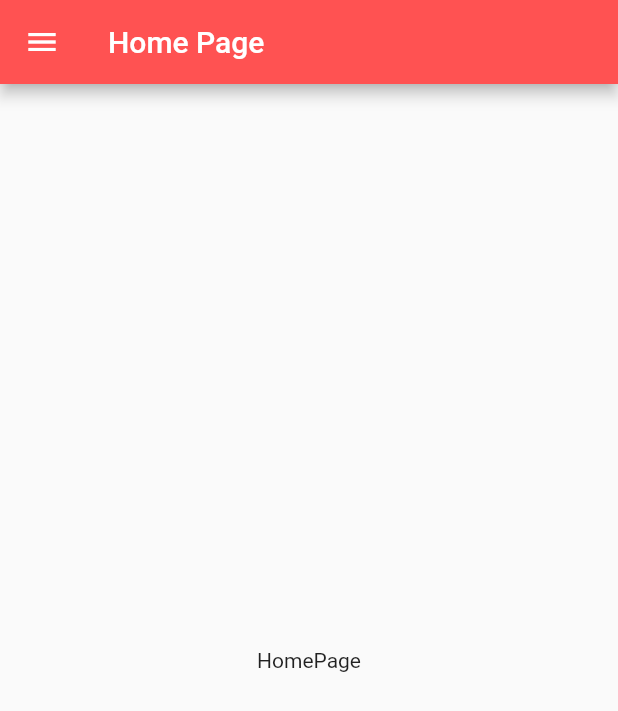
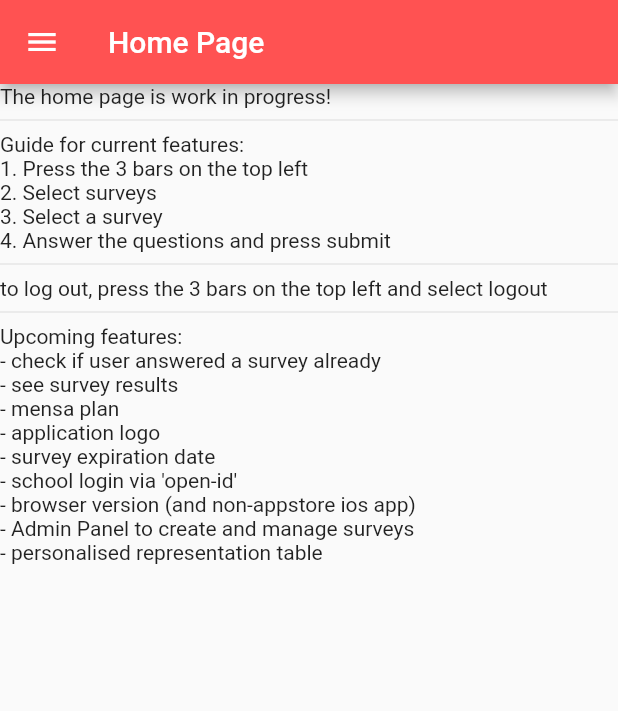
Before and after one commit to strobl-net/gg_app, a Flutter app: the HomePage screen opened directly, on a phone screen of 412 x 824 dp. Shown: the top 711 px of the screen. Run offline on Flutter 3.47's test engine with Material 2 defaults, Android fonts, the phone set to English and light mode, and no system bars; our stand-ins replace shared_preferences; accounts and stored records are empty.

Commit message:
version 0.1.0

```diff
--- a/lib/main.dart
+++ b/lib/main.dart
@@ -8,7 +8,10 @@ class GGApp extends StatelessWidget {
 
   @override
   Widget build(BuildContext context) {
-    SharedPreferences.setMockInitialValues({});
+
+    //comment mockvalues in release!
+    // SharedPreferences.setMockInitialValues({});
+
     return MaterialApp(
       title: 'Flutter Demo',
       theme: ThemeData(
--- a/lib/views/home.dart
+++ b/lib/views/home.dart
@@ -43,6 +43,9 @@ class _HomePageState extends State<HomePage> {
           children: <Widget>[
             if(this._isLoggedIn)
               new UserAccountsDrawerHeader(
+                currentAccountPicture: new CircleAvatar(
+                  backgroundImage: NetworkImage("https://www.politischebildung.schulen.bayern.de/fileadmin/_processed_/6/1/csm_SMV_Logo_Web_d185e74d9d.png"),
+                ),
                 accountName: new Text(sharedPreferences.getString("user.name")),
                 accountEmail: new Text(sharedPreferences.getString("user.email"))
               )
@@ -74,7 +77,47 @@ class _HomePageState extends State<HomePage> {
         ),
       ),
       body: Center(
-        child: new Text("HomePage")
+        child: new Column(
+          crossAxisAlignment: CrossAxisAlignment.stretch,
+          children: <Widget>[
+            new Text("The home page is work in progress!"),
+            new Divider(),
+            new Container(
+              alignment: Alignment(-1.0, 0.0),
+              child: new Column(
+                crossAxisAlignment: CrossAxisAlignment.stretch,
+                children: <Widget>[
+                  new Text("Guide for current features:"),
+                  new Text("1. Press the 3 bars on the top left"),
+                  new Text("2. Select surveys"),
+                  new Text("3. Select a survey"),
+                  new Text("4. Answer the questions and press submit"),
+                ],
+              ),
+            ),
+            new Divider(),
+            new Text("to log out, press the 3 bars on the top left and select logout"),
+            new Divider(),
+            new Container(
+              alignment: Alignment(-1.0, 0.0),
+              child: new Column(
+                crossAxisAlignment: CrossAxisAlignment.stretch,
+                children: <Widget>[
+                  new Text("Upcoming features:"),
+                  new Text("- check if user answered a survey already"),
+                  new Text("- see survey results"),
+                  new Text("- mensa plan"),
+                  new Text("- application logo"),
+                  new Text("- survey expiration date"),
+                  new Text("- school login via 'open-id'"),
+                  new Text("- browser version (and non-appstore ios app)"),
+                  new Text("- Admin Panel to create and manage surveys"),
+                  new Text("- personalised representation table"),
+                ],
+              ),
+            ),
+          ],
+        )
       ),
     );
   }
```
